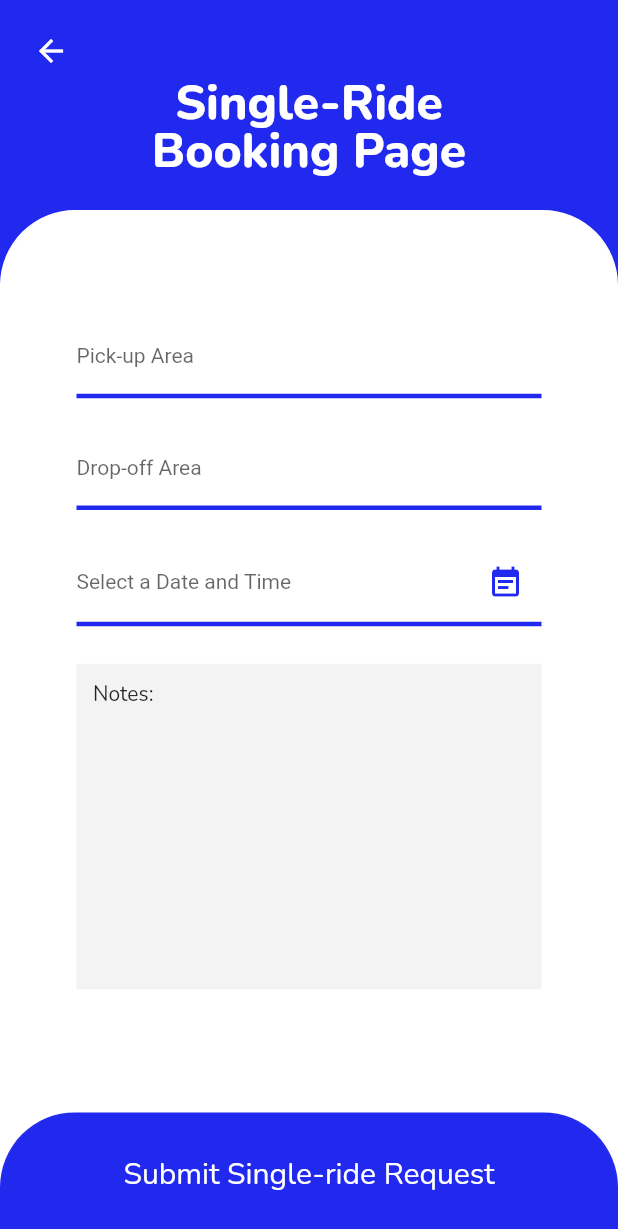
After one commit to lhancewong/CSCI42-One-Big-Car, a Flutter app: the SingleBooking screen opened directly, on a phone screen of 412 x 824 dp. The commit adds this screen. Shown: the top 1229 px of the screen. Run offline on Flutter 3.47's test engine with Material 2 defaults, Android fonts, the phone set to English and light mode, and no system bars; drawn by our look-alikes of date_field.

Commit message:
Create Single-Ride Booking Page wireframe

```diff
--- /dev/null
+++ b/lib/single_booking.dart
@@ -0,0 +1,205 @@
+import 'package:date_field/date_field.dart';
+import 'package:flutter/material.dart';
+
+class SingleBooking extends StatefulWidget {
+  const SingleBooking({super.key});
+
+  @override
+  State<SingleBooking> createState() => _SingleBookingState();
+}
+
+class _SingleBookingState extends State<SingleBooking> {
+  @override
+  Widget build(BuildContext context) {
+    DateTime selectedDate;
+
+    double screenHeight = MediaQuery.of(context).size.height;
+
+    Color obcBlue = const Color.fromRGBO(33, 41, 239, 1);
+    Color obcGrey = const Color.fromRGBO(243, 243, 243, 1);
+
+    return Scaffold(
+      resizeToAvoidBottomInset: false,
+      backgroundColor: obcBlue,
+      body: Stack (
+        children: [
+          // <USER> Homepage Text
+          Container(
+            margin: const EdgeInsets.all(40),
+            alignment: Alignment.center,
+            child: Column(
+              children: const [
+                SizedBox(height:15),
+                Text(
+                  'Single-Ride',
+                  style: TextStyle(
+                    height:1,
+                    fontWeight: FontWeight.w800,
+                    fontSize: 32,
+                    fontFamily: 'Nunito',
+                    color: Colors.white,
+                  ),
+                ),
+                Text(
+                  'Booking Page',
+                  style: TextStyle(
+                    height:1,
+                    fontWeight: FontWeight.w800,
+                    fontSize: 32,
+                    fontFamily: 'Nunito',
+                    color: Colors.white,
+                  ),
+                )
+              ],
+            )
+          ),
+          //White BG with Buttons
+          Align(
+            alignment: Alignment.bottomCenter,
+            child: Container(
+              height: screenHeight * 0.83,
+              alignment: Alignment.bottomCenter,
+              decoration: BoxDecoration(
+                border: Border.all(color: Colors.white),
+                borderRadius: const BorderRadius.only(
+                  topLeft: Radius.circular(50),
+                  topRight: Radius.circular(50),
+                ),
+                color: Colors.white,
+              ),
+              child: Container(
+                alignment: Alignment.centerLeft,
+                margin: const EdgeInsets.all(50),
+                child: Column(
+                  crossAxisAlignment: CrossAxisAlignment.stretch,
+                  children: [
+                    const SizedBox(height: 20),
+                    // Pick-up area textfield
+                    const TextField(
+                      style: TextStyle(fontSize:14),
+                      decoration: InputDecoration(
+                        labelText: 'Pick-up Area',
+                        enabledBorder: UnderlineInputBorder(
+                          borderSide: BorderSide(
+                            color: Color.fromRGBO(33, 41, 239, 1),
+                            width: 3.0,
+                          ),
+                        ),
+                      ),
+                    ),
+                    const SizedBox(height:20),
+                    // Drop-off area textfield
+                    const TextField(
+                      style: TextStyle(fontSize:14),
+                      decoration: InputDecoration(
+                        labelText: 'Drop-off Area',
+                        enabledBorder: UnderlineInputBorder(
+                          borderSide: BorderSide(
+                            color: Color.fromRGBO(33, 41, 239, 1),
+                            width: 3.0,
+                          ),
+                        ),
+                      ),
+                    ),
+                    const SizedBox(height:20),
+                    // Select a date textfield
+                    DateTimeFormField(
+                      decoration: const InputDecoration(
+                        labelText: 'Select a Date and Time',
+                        labelStyle: TextStyle(fontSize:14),
+                        suffixIcon: Icon(
+                          Icons.event_note,
+                          color: Color.fromRGBO(33, 41, 239, 1),
+                        ),
+                        enabledBorder: UnderlineInputBorder(
+                          borderSide: BorderSide(
+                            color: Color.fromRGBO(33, 41, 239, 1),
+                            width: 3.0,
+                          ),
+                        ),
+                      ),
+                      mode: DateTimeFieldPickerMode.dateAndTime,
+                      firstDate: DateTime.now(),
+                      onDateSelected: (DateTime value) {
+                        selectedDate = value;
+                      },
+                    ),
+                    const SizedBox(height:25),
+                    // Notes textfield
+                    Container(
+                      decoration: BoxDecoration(
+                        border: Border.all(color: obcGrey),
+                        color: obcGrey,
+                      ),
+                      padding: const EdgeInsets.all(10),
+                      child: Column(
+                        crossAxisAlignment: CrossAxisAlignment.start,
+                        children: const [
+                          Text(
+                            'Notes:',
+                            style: TextStyle(
+                              fontSize: 14,
+                              fontFamily: 'Nunito',
+                            ),
+                          ),
+                          TextField(
+                            decoration: InputDecoration(
+                              border: InputBorder.none,
+                            ),
+                            style: TextStyle(
+                              fontSize: 14,
+                              fontFamily: 'Nunito',
+                            ),
+                            keyboardType: TextInputType.multiline,
+                            minLines: 8,
+                            maxLines: 10,
+                          ),
+                        ]
+                      ),
+                    ),
+                  ]
+                ),
+              ),
+            ),
+          ),
+          // BackButton
+          Container(
+            margin: const EdgeInsets.all(10),
+            child: const Align(
+              alignment: Alignment.topLeft,
+              child: BackButton(color: Colors.white),
+            )
+          ),
+          // Bottom rounded blue bar
+          Align(
+            alignment: Alignment.bottomCenter,
+            child: Container(
+              height: screenHeight * 0.10,
+              alignment: Alignment.center,
+              decoration: BoxDecoration(
+                border: Border.all(color: obcBlue),
+                borderRadius: const BorderRadius.only(
+                  topLeft: Radius.circular(50),
+                  topRight: Radius.circular(50),
+                ),
+                color: obcBlue,
+              ),
+              // Submit Single Ride Button
+              child: const TextButton(
+                onPressed: null,
+                child: Text(
+                  'Submit Single-ride Request',
+                  style: TextStyle(
+                    fontSize: 20,
+                    fontFamily: 'Nunito',
+                    color: Colors.white,
+                  ),
+                ),
+              )
+            )
+          )
+        ]
+      )
+    );
+  }
+}
--- a/lib/user_homepage.dart
+++ b/lib/user_homepage.dart
@@ -227,5 +227,4 @@ class _MyUserHomepageState extends State<MyUserHomepage> {
       )
     );
   }
-
 }
--- a/pubspec.yaml
+++ b/pubspec.yaml
@@ -36,6 +36,7 @@ dependencies:
   # The following adds the Cupertino Icons font to your application.
   # Use with the CupertinoIcons class for iOS style icons.
   cupertino_icons: ^1.0.2
+  date_field: ^3.0.0
 
 dev_dependencies:
   flutter_test:
```
Also changed, not shown: pubspec.lock.
